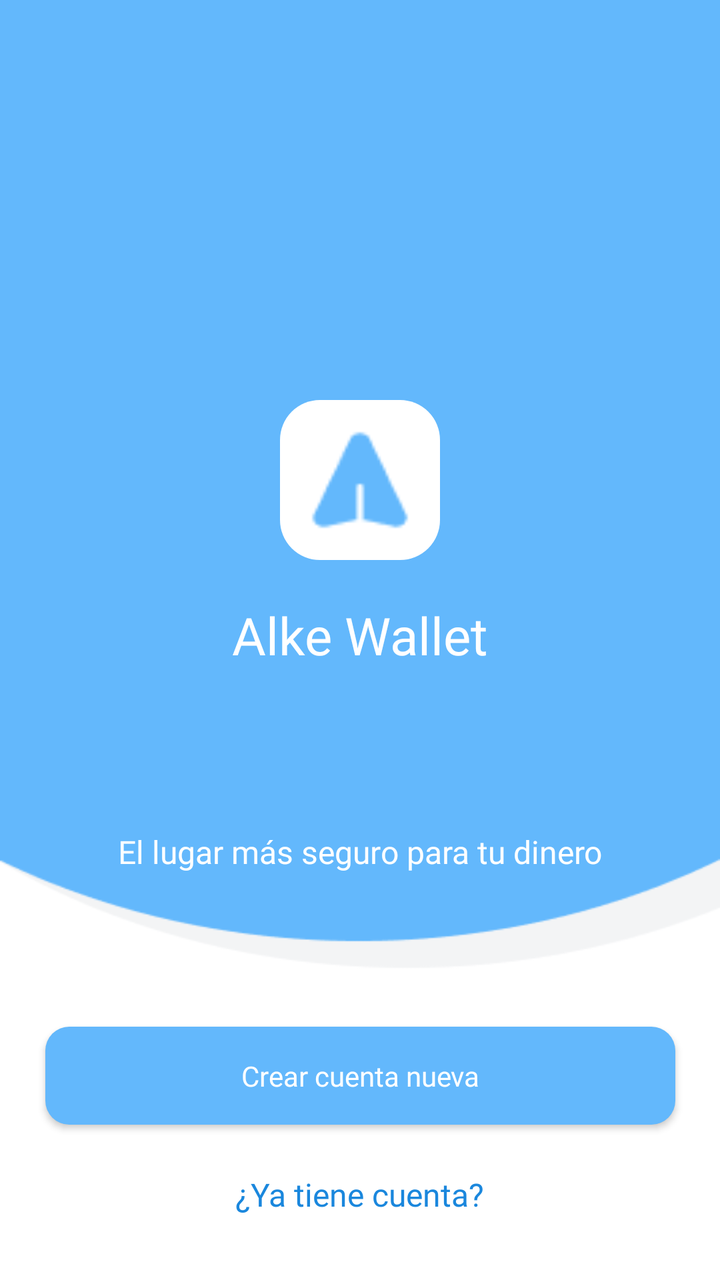
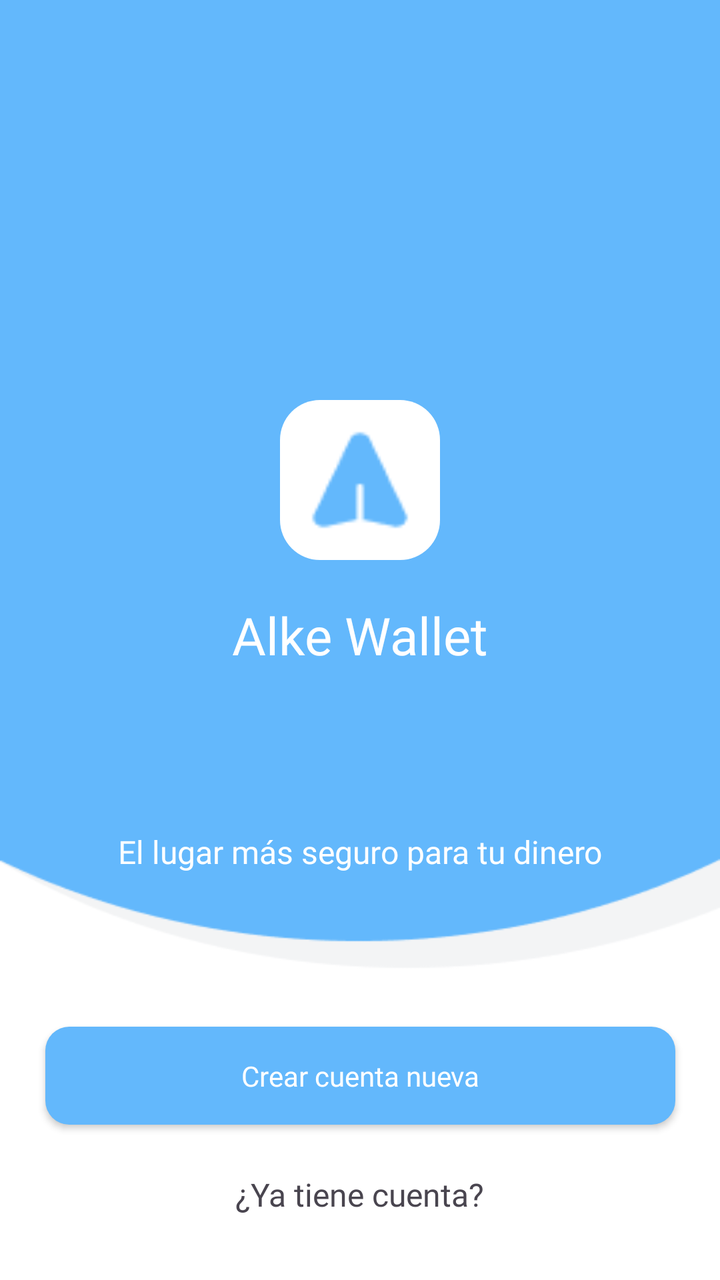

An Android layout rendered at two revisions. The XML below is the earlier revision; the diff shows what the commit changed to produce the second picture.
<!-- AndroidManifest.xml: application theme Theme.AlkeWallet -->
<!-- res/layout/activity_login_signup.xml -->
<?xml version="1.0" encoding="utf-8"?>
<androidx.constraintlayout.widget.ConstraintLayout
    xmlns:android="http://schemas.android.com/apk/res/android"
    xmlns:app="http://schemas.android.com/apk/res-auto"
    xmlns:tools="http://schemas.android.com/tools"
    android:layout_width="match_parent"
    android:layout_height="match_parent"
    tools:context=".LoginSignupActivity">

    

    <ImageView
        android:id="@+id/imgBackground"
        android:layout_width="0dp"
        android:layout_height="0dp"
        android:src="@drawable/bg_2"
        android:scaleType="fitXY"
        app:layout_constraintTop_toTopOf="parent"
        app:layout_constraintBottom_toBottomOf="parent"
        app:layout_constraintStart_toStartOf="parent"
        app:layout_constraintEnd_toEndOf="parent"/>

    

    <ImageView
        android:id="@+id/imgLogo"
        android:layout_width="80dp"
        android:layout_height="80dp"
        android:src="@drawable/logo"
        android:background="@drawable/logo_background"
        android:contentDescription="@string/app_name"
        app:layout_constraintTop_toTopOf="parent"
        app:layout_constraintStart_toStartOf="parent"
        app:layout_constraintEnd_toEndOf="parent"
        android:layout_marginTop="200dp"/>

    

    <TextView
        android:id="@+id/tvAppName"
        android:layout_width="wrap_content"
        android:layout_height="wrap_content"

        android:text="@string/app_name"
        android:textColor="@color/white"
        android:textSize="26sp"
        android:fontFamily="@font/jua"

        app:layout_constraintTop_toBottomOf="@id/imgLogo"
        app:layout_constraintStart_toStartOf="parent"
        app:layout_constraintEnd_toEndOf="parent"

        android:layout_marginTop="20dp"/>


    
    <TextView
        android:id="@+id/tvSlogan"
        android:layout_width="wrap_content"
        android:layout_height="wrap_content"
        android:text="@string/slogan"
        android:textColor="@color/white"
        android:textSize="16sp"
        android:fontFamily="@font/jua"

        app:layout_constraintTop_toBottomOf="@id/tvAppName"
        app:layout_constraintStart_toStartOf="parent"
        app:layout_constraintEnd_toEndOf="parent"
        android:layout_marginTop="80dp"/>

    

    <Button
        android:id="@+id/btnCrearCuenta"
        android:layout_width="315dp"
        android:layout_height="49dp"
        android:text="@string/crear_cuenta"
        android:textAllCaps="false"
        android:textColor="@color/white"
        android:fontFamily="@font/jua"
        android:background="@drawable/button_primary"
        app:backgroundTint="@null"
        app:layout_constraintBottom_toTopOf="@id/tvYaTieneCuenta"
        app:layout_constraintStart_toStartOf="parent"
        app:layout_constraintEnd_toEndOf="parent"
        android:layout_marginBottom="24dp"/>

    

    <TextView
        android:id="@+id/tvYaTieneCuenta"
        android:layout_width="wrap_content"
        android:layout_height="wrap_content"
        android:text="@string/ya_tiene_cuenta"
        android:textColor="@color/descripcion_blue"
        android:textSize="16sp"
        android:fontFamily="@font/jua"
        android:clickable="true"
        android:focusable="true"
        android:foreground="?attr/selectableItemBackground"
        app:layout_constraintBottom_toBottomOf="parent"
        app:layout_constraintStart_toStartOf="parent"
        app:layout_constraintEnd_toEndOf="parent"
        android:layout_marginBottom="32dp"/>

</androidx.constraintlayout.widget.ConstraintLayout>
<!-- resources referenced by this layout -->
<resources>
  <color name="descripcion_blue">#FF1A87DD</color>
  <color name="white">#FFFFFFFF</color>
  <!-- drawable bg_2: png bitmap (drawable, 4806 bytes) -->
  <!-- drawable button_primary (drawable) -->
  <?xml version="1.0" encoding="utf-8"?>
  <shape xmlns:android="http://schemas.android.com/apk/res/android">
  
      <solid android:color="@color/alke_blue"/>
  
      <corners android:radius="12dp"/>
  </shape>
  <!-- drawable logo: png bitmap (drawable, 771 bytes) -->
  <!-- drawable logo_background (drawable) -->
  <?xml version="1.0" encoding="utf-8"?>
  <shape xmlns:android="http://schemas.android.com/apk/res/android">
  
      <solid android:color="@android:color/white"/>
  
      <corners android:radius="20dp"/>
  
  </shape>
  <string name="app_name">Alke Wallet</string>
  <string name="crear_cuenta">Crear cuenta nueva</string>
  <string name="slogan">El lugar más seguro para tu dinero</string>
  <string name="ya_tiene_cuenta">¿Ya tiene cuenta?</string>
  <style name="Theme.AlkeWallet" parent="Base.Theme.AlkeWallet" />
  <color name="alke_blue">#63B8FC</color>
  <style name="Base.Theme.AlkeWallet" parent="Theme.Material3.DayNight.NoActionBar">
          
          
      </style>
</resources>

<!-- the commit's change to res/layout/activity_login_signup.xml (unified diff, before → after) -->
@@ -78,6 +78,7 @@
         android:textAllCaps="false"
         android:textColor="@color/white"
         android:fontFamily="@font/jua"
+
         android:background="@drawable/button_primary"
         app:backgroundTint="@null"
         app:layout_constraintBottom_toTopOf="@id/tvYaTieneCuenta"
<!-- resource entries referenced after the edit -->
@@ -1,6 +1,5 @@
 <!-- resources referenced by this layout -->
 <resources>
-  <color name="descripcion_blue">#FF1A87DD</color>
   <color name="white">#FFFFFFFF</color>
   <!-- drawable bg_2: png bitmap (drawable, 4806 bytes) -->
   <!-- drawable button_primary (drawable) -->
